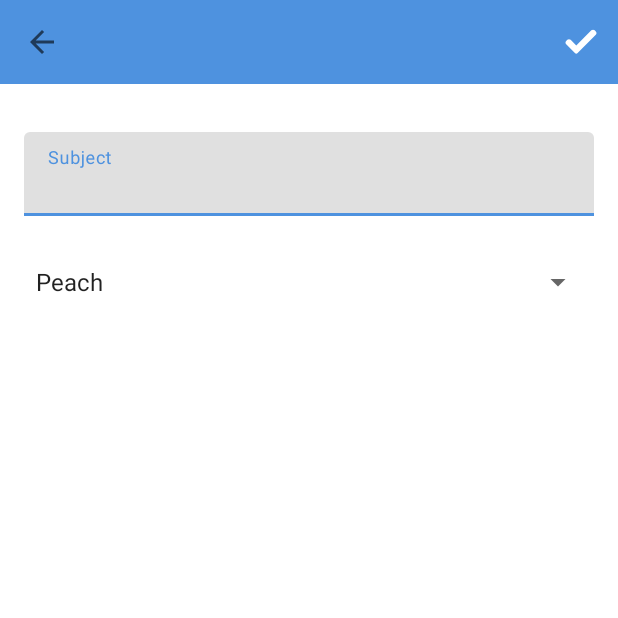
After one commit to Ken-su09/OC_Project4, an Android app: the fragment CreateMeetingFragment shown on its own in the app's theme, on a phone screen of 412 x 824 dp, the top half of it. The commit adds this screen. Run offline under Robolectric (Android 15) with nearby library versions, the phone set to English and light mode, and no system bars; 2 statements that could not run were skipped.

Commit message:
Work on CreateMeeting

```diff
--- a/app/src/main/AndroidManifest.xml
+++ b/app/src/main/AndroidManifest.xml
@@ -4,9 +4,9 @@
 
     <application
         android:allowBackup="true"
-        android:icon="@mipmap/ic_launcher"
+        android:icon="@drawable/ic_meeting"
         android:label="@string/app_name"
-        android:roundIcon="@mipmap/ic_launcher_round"
+        android:roundIcon="@drawable/ic_meeting"
         android:supportsRtl="true"
         android:theme="@style/Theme.OC_Project4">
         <activity
--- /dev/null
+++ b/app/src/main/java/com/suonk/oc_project4/ui/create/CreateMeetingFragment.java
@@ -0,0 +1,116 @@
+package com.suonk.oc_project4.ui.create;
+
+import android.os.Bundle;
+
+import androidx.annotation.NonNull;
+import androidx.annotation.Nullable;
+import androidx.appcompat.app.AppCompatActivity;
+import androidx.appcompat.content.res.AppCompatResources;
+import androidx.core.content.ContextCompat;
+import androidx.fragment.app.Fragment;
+import androidx.lifecycle.ViewModelProvider;
+
+import android.view.LayoutInflater;
+import android.view.Menu;
+import android.view.MenuInflater;
+import android.view.MenuItem;
+import android.view.View;
+import android.view.ViewGroup;
+import android.widget.AdapterView;
+import android.widget.ArrayAdapter;
+
+import com.suonk.oc_project4.R;
+import com.suonk.oc_project4.databinding.FragmentCreateMeetingBinding;
+import com.suonk.oc_project4.ui.ViewModelFactory;
+
+public class CreateMeetingFragment extends Fragment implements AdapterView.OnItemSelectedListener {
+
+    private CreateMeetingViewModel viewModel;
+    private FragmentCreateMeetingBinding binding;
+
+    @Override
+    public void onCreate(@Nullable Bundle savedInstanceState) {
+        super.onCreate(savedInstanceState);
+        setHasOptionsMenu(true);
+    }
+
+    @Override
+    public View onCreateView(@NonNull LayoutInflater inflater, ViewGroup container,
+                             Bundle savedInstanceState) {
+        binding = FragmentCreateMeetingBinding.inflate(inflater, container, false);
+        return binding.getRoot();
+    }
+
+    @Override
+    public void onDestroy() {
+        super.onDestroy();
+        binding = null;
+    }
+
+    @Override
+    public void onViewCreated(@NonNull View view, @Nullable Bundle savedInstanceState) {
+        super.onViewCreated(view, savedInstanceState);
+
+        setupActionBar();
+        setupSpinner();
+        onCreateMeetingClick();
+    }
+
+    public void onCreateMeetingClick() {
+        ViewModelFactory factory = ViewModelFactory.getInstance();
+        viewModel = new ViewModelProvider(this, factory).get(CreateMeetingViewModel.class);
+//        viewModel.addNewMeeting();
+    }
+
+    //region ============================================ Spinner ===========================================
+
+    public void setupSpinner() {
+        ArrayAdapter<CharSequence> adapter = ArrayAdapter.createFromResource(getContext(),
+                R.array.places_array, android.R.layout.simple_spinner_item);
+        adapter.setDropDownViewResource(android.R.layout.simple_spinner_dropdown_item);
+        binding.spinnerPlace.setAdapter(adapter);
+        binding.spinnerPlace.setOnItemSelectedListener(this);
+    }
+
+    @Override
+    public void onItemSelected(AdapterView<?> adapterView, View view, int i, long l) {
+
+    }
+
+    @Override
+    public void onNothingSelected(AdapterView<?> adapterView) {
+
+    }
+
+    //endregion
+
+    //region ============================================ Toolbar ===========================================
+
+    private void setupActionBar() {
+        ((AppCompatActivity) requireActivity()).setSupportActionBar(binding.toolbar);
+        binding.toolbar.setBackgroundColor(ContextCompat.getColor(requireContext(), R.color.bluePrimary));
+
+        if (((AppCompatActivity) requireActivity()).getSupportActionBar() != null) {
+            ((AppCompatActivity) requireActivity()).getSupportActionBar().setDisplayShowTitleEnabled(false);
+            ((AppCompatActivity) requireActivity()).getSupportActionBar().setDisplayHomeAsUpEnabled(true);
+            ((AppCompatActivity) requireActivity()).getSupportActionBar().setDisplayShowHomeEnabled(true);
+        }
+    }
+
+    @Override
+    public void onCreateOptionsMenu(@NonNull Menu menu, @NonNull MenuInflater inflater) {
+        super.onCreateOptionsMenu(menu, inflater);
+        inflater.inflate(R.menu.create_meeting_toolbar_menu, menu);
+    }
+
+    @Override
+    public boolean onOptionsItemSelected(@NonNull MenuItem item) {
+        if (item.getItemId() == R.id.create_new_meeting) {
+            onCreateMeetingClick();
+            return true;
+        }
+        return super.onOptionsItemSelected(item);
+    }
+
+    //endregion
+}
--- a/app/src/main/java/com/suonk/oc_project4/ui/create/CreateMeetingViewModel.java
+++ b/app/src/main/java/com/suonk/oc_project4/ui/create/CreateMeetingViewModel.java
@@ -1,16 +1,24 @@
 package com.suonk.oc_project4.ui.create;
 
+import androidx.annotation.NonNull;
 import androidx.lifecycle.ViewModel;
 
-import com.suonk.oc_project4.di.Di;
 import com.suonk.oc_project4.data.meetings.Meeting;
+import com.suonk.oc_project4.data.meetings.MeetingRepository;
 
 public class CreateMeetingViewModel extends ViewModel {
 
-    public CreateMeetingViewModel() {
+    @NonNull
+    private final MeetingRepository repository;
+
+    public CreateMeetingViewModel(@NonNull MeetingRepository repository) {
+        this.repository = repository;
     }
 
     public void addNewMeeting(Meeting meeting) {
-        Di.getDefaultMeetingRepository().addNewMeeting(meeting);
+        repository.addNewMeeting(meeting);
+    }
+
+    public void addNewMeetingViewState(CreateMeetingViewState meeting) {
     }
 }
--- /dev/null
+++ b/app/src/main/java/com/suonk/oc_project4/ui/create/CreateMeetingViewState.java
@@ -0,0 +1,4 @@
+package com.suonk.oc_project4.ui.create;
+
+public class CreateMeetingViewState {
+}
--- /dev/null
+++ b/app/src/main/res/drawable/ic_check.xml
@@ -0,0 +1,9 @@
+<vector xmlns:android="http://schemas.android.com/apk/res/android"
+    android:width="25dp"
+    android:height="25dp"
+    android:viewportWidth="24"
+    android:viewportHeight="24">
+    <path
+        android:fillColor="@color/white"
+        android:pathData="m9.707,19.121c-0.187,0.188 -0.442,0.293 -0.707,0.293s-0.52,-0.105 -0.707,-0.293l-5.646,-5.647c-0.586,-0.586 -0.586,-1.536 0,-2.121l0.707,-0.707c0.586,-0.586 1.535,-0.586 2.121,0l3.525,3.525 9.525,-9.525c0.586,-0.586 1.536,-0.586 2.121,0l0.707,0.707c0.586,0.586 0.586,1.536 0,2.121z" />
+</vector>
--- /dev/null
+++ b/app/src/main/res/layout/fragment_create_meeting.xml
@@ -0,0 +1,54 @@
+<?xml version="1.0" encoding="utf-8"?>
+<FrameLayout xmlns:android="http://schemas.android.com/apk/res/android"
+    xmlns:app="http://schemas.android.com/apk/res-auto"
+    xmlns:tools="http://schemas.android.com/tools"
+    android:layout_width="match_parent"
+    android:layout_height="match_parent"
+    tools:context=".ui.create.CreateMeetingFragment">
+
+    <androidx.core.widget.NestedScrollView
+        android:layout_width="match_parent"
+        android:layout_height="match_parent">
+
+        <androidx.constraintlayout.widget.ConstraintLayout
+            android:layout_width="match_parent"
+            android:layout_height="match_parent">
+
+            <com.google.android.material.appbar.MaterialToolbar
+                android:id="@+id/toolbar"
+                android:layout_width="match_parent"
+                android:layout_height="?attr/actionBarSize"
+                app:layout_constraintTop_toTopOf="parent" />
+
+            <com.google.android.material.textfield.TextInputLayout
+                android:id="@+id/subject_edit_text"
+                android:layout_width="0dp"
+                android:layout_height="wrap_content"
+                android:layout_marginStart="16dp"
+                android:layout_marginTop="32dp"
+                android:layout_marginEnd="16dp"
+                app:layout_constraintEnd_toEndOf="parent"
+                app:layout_constraintStart_toStartOf="parent"
+                app:layout_constraintTop_toBottomOf="@+id/toolbar">
+
+                <com.google.android.material.textfield.TextInputEditText
+                    android:layout_width="match_parent"
+                    android:layout_height="wrap_content"
+                    android:hint="Subject" />
+            </com.google.android.material.textfield.TextInputLayout>
+
+            <androidx.appcompat.widget.AppCompatSpinner
+                android:id="@+id/spinner_place"
+                android:layout_width="0dp"
+                android:layout_height="wrap_content"
+                android:layout_marginStart="16dp"
+                android:layout_marginTop="32dp"
+                android:layout_marginEnd="16dp"
+                app:layout_constraintEnd_toEndOf="parent"
+                app:layout_constraintStart_toStartOf="parent"
+                app:layout_constraintTop_toBottomOf="@+id/subject_edit_text" />
+
+        </androidx.constraintlayout.widget.ConstraintLayout>
+
+    </androidx.core.widget.NestedScrollView>
+</FrameLayout>
--- /dev/null
+++ b/app/src/main/res/menu/create_meeting_toolbar_menu.xml
@@ -0,0 +1,11 @@
+<?xml version="1.0" encoding="utf-8"?>
+<menu xmlns:android="http://schemas.android.com/apk/res/android"
+    xmlns:app="http://schemas.android.com/apk/res-auto">
+
+    <item
+        android:id="@+id/create_new_meeting"
+        android:icon="@drawable/ic_check"
+        android:title="@string/toolbar_validate"
+        android:visible="true"
+        app:showAsAction="ifRoom" />
+</menu>
--- a/app/src/main/res/values/colors.xml
+++ b/app/src/main/res/values/colors.xml
@@ -5,6 +5,14 @@
     <color name="purple_700">#FF3700B3</color>
     <color name="teal_200">#FF03DAC5</color>
     <color name="teal_700">#FF018786</color>
+    <color name="colorAccent">#4e92df</color>
+
+    <color name="bluePrimary">#4e92df</color>
+    <color name="bluePrimaryVariant">#3f7abd</color>
+
     <color name="black">#FF000000</color>
     <color name="white">#FFFFFFFF</color>
+    <color name="transparent">#00FFFFFF</color>
+    <color name="grey">#787878</color>
+    <color name="red">#ce0a24</color>
 </resources>
--- a/app/src/main/res/values/strings.xml
+++ b/app/src/main/res/values/strings.xml
@@ -1,3 +1,18 @@
 <resources>
     <string name="app_name">OC_Project4</string>
+    <string name="a11y_add_meeting">Add new meeting</string>
+
+    <string name="toolbar_filter">Filter</string>
+    <string name="toolbar_validate">Validate</string>
+
+    <string-array name="places_array">
+        <item>Peach</item>
+        <item>Mario</item>
+        <item>Luigi</item>
+        <item>Bowser</item>
+        <item>Toad</item>
+        <item>Yoshi</item>
+        <item>Daisy</item>
+        <item>Donkey Kong</item>
+    </string-array>
 </resources>
--- a/app/src/main/res/values/themes.xml
+++ b/app/src/main/res/values/themes.xml
@@ -1,12 +1,12 @@
 <resources xmlns:tools="http://schemas.android.com/tools">
     <!-- Base application theme. -->
-    <style name="Theme.OC_Project4" parent="Theme.MaterialComponents.DayNight.DarkActionBar">
+    <style name="Theme.OC_Project4" parent="Theme.MaterialComponents.DayNight.NoActionBar">
         <!-- Primary brand color. -->
-        <item name="colorPrimary">@color/purple_500</item>
-        <item name="colorPrimaryVariant">@color/purple_700</item>
+        <item name="colorPrimary">@color/bluePrimary</item>
+        <item name="colorPrimaryVariant">@color/bluePrimaryVariant</item>
         <item name="colorOnPrimary">@color/white</item>
         <!-- Secondary brand color. -->
-        <item name="colorSecondary">@color/teal_200</item>
+        <item name="colorSecondary">@color/red</item>
         <item name="colorSecondaryVariant">@color/teal_700</item>
         <item name="colorOnSecondary">@color/black</item>
         <!-- Status bar color. -->
```
